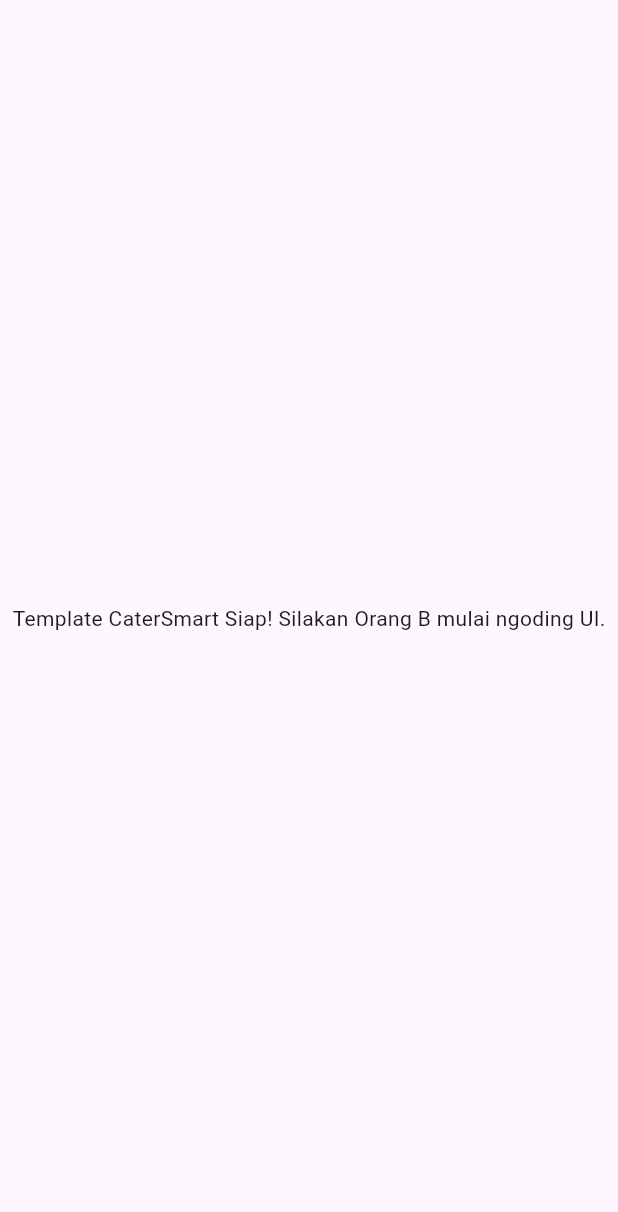
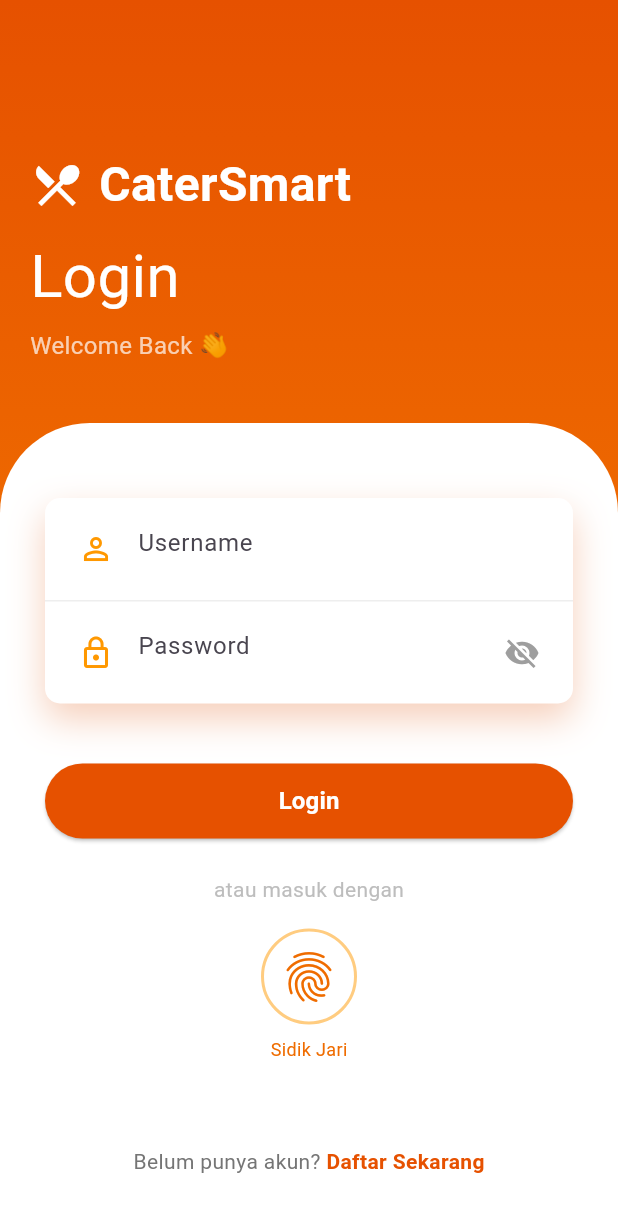
Before and after one commit to HontoniWakaran/Tugas_TPM, a Flutter app: the screen it shows after launch, on a phone screen of 412 x 824 dp. Shown: the top 1212 px of the screen. Run offline on Flutter 3.47's test engine with Material 3 defaults, Android fonts, the phone set to English and light mode, and no system bars; our stand-ins replace animate_do, flutter_secure_storage, hive_flutter; accounts and stored records are empty.

Commit message:
Add files via upload

```diff
--- a/lib/main.dart
+++ b/lib/main.dart
@@ -1,12 +1,11 @@
 import 'package:flutter/material.dart';
-import 'package:hive_flutter/hive_flutter.dart'; // Import Hive
+import 'package:hive_flutter/hive_flutter.dart';
+import 'pages/login_page.dart';
 
 void main() async {
   WidgetsFlutterBinding.ensureInitialized();
-
   await Hive.initFlutter();
   await Hive.openBox('cart_box');
-
   runApp(const CaterSmartApp());
 }
 
@@ -17,16 +16,11 @@
   Widget build(BuildContext context) {
     return MaterialApp(
       title: 'CaterSmart',
+      debugShowCheckedModeBanner: false,
       theme: ThemeData(
-        primarySwatch: Colors.orange, // Tema warna dasar katering
+        primarySwatch: Colors.orange,
       ),
-      home: const Scaffold(
-        body: Center(
-          child: Text(
-            "Template CaterSmart Siap! Silakan Orang B mulai ngoding UI.",
-          ),
-        ),
-      ),
+      home: const LoginPage(), // 👈 Sudah diganti
     );
   }
 }
--- /dev/null
+++ b/lib/pages/login_page.dart
@@ -0,0 +1,305 @@
+import 'package:animate_do/animate_do.dart';
+import 'package:flutter/material.dart';
+import 'register_page.dart';
+
+class LoginPage extends StatefulWidget {
+  const LoginPage({super.key});
+
+  @override
+  State<LoginPage> createState() => _LoginPageState();
+}
+
+class _LoginPageState extends State<LoginPage> {
+  final TextEditingController _unameController = TextEditingController();
+  final TextEditingController _passwordController = TextEditingController();
+  bool _obscurePassword = true;
+
+  @override
+  void dispose() {
+    _unameController.dispose();
+    _passwordController.dispose();
+    super.dispose();
+  }
+
+  @override
+  Widget build(BuildContext context) {
+    return Scaffold(
+      body: Container(
+        width: double.infinity,
+        height: double.infinity,
+        decoration: BoxDecoration(
+          gradient: LinearGradient(
+            begin: Alignment.topCenter,
+            end: Alignment.bottomCenter,
+            colors: [
+              Colors.orange.shade900,
+              Colors.orange.shade800,
+              Colors.orange.shade400,
+            ],
+          ),
+        ),
+        child: SingleChildScrollView(
+          child: ConstrainedBox(
+            constraints: BoxConstraints(
+              minHeight: MediaQuery.of(context).size.height,
+            ),
+            child: IntrinsicHeight(
+              child: Column(
+                crossAxisAlignment: CrossAxisAlignment.start,
+                children: [
+                  const SizedBox(height: 80),
+
+                  // Header
+                  Padding(
+                    padding: const EdgeInsets.all(20),
+                    child: Column(
+                      crossAxisAlignment: CrossAxisAlignment.start,
+                      children: [
+                        FadeInUp(
+                          duration: const Duration(milliseconds: 1000),
+                          child: Row(
+                            children: const [
+                              Icon(Icons.restaurant_menu,
+                                  color: Colors.white, size: 36),
+                              SizedBox(width: 10),
+                              Text(
+                                "CaterSmart",
+                                style: TextStyle(
+                                  color: Colors.white,
+                                  fontSize: 32,
+                                  fontWeight: FontWeight.bold,
+                                ),
+                              ),
+                            ],
+                          ),
+                        ),
+                        const SizedBox(height: 10),
+                        FadeInUp(
+                          duration: const Duration(milliseconds: 1200),
+                          child: const Text(
+                            "Login",
+                            style: TextStyle(
+                                color: Colors.white, fontSize: 40),
+                          ),
+                        ),
+                        const SizedBox(height: 6),
+                        FadeInUp(
+                          duration: const Duration(milliseconds: 1300),
+                          child: const Text(
+                            "Welcome Back 👋",
+                            style: TextStyle(
+                                color: Colors.white70, fontSize: 16),
+                          ),
+                        ),
+                      ],
+                    ),
+                  ),
+
+                  const SizedBox(height: 20),
+
+                  // Form card — Expanded mengisi sisa layar
+                  Expanded(
+                    child: Container(
+                      width: double.infinity,
+                      decoration: const BoxDecoration(
+                        color: Colors.white,
+                        borderRadius: BorderRadius.only(
+                          topLeft: Radius.circular(60),
+                          topRight: Radius.circular(60),
+                        ),
+                      ),
+                      padding: const EdgeInsets.fromLTRB(30, 50, 30, 30),
+                      child: Column(
+                        crossAxisAlignment: CrossAxisAlignment.center,
+                        children: [
+                          // Input fields
+                          FadeInUp(
+                            duration: const Duration(milliseconds: 1400),
+                            child: Container(
+                              decoration: BoxDecoration(
+                                color: Colors.white,
+                                borderRadius: BorderRadius.circular(10),
+                                boxShadow: const [
+                                  BoxShadow(
+                                    color: Color.fromRGBO(225, 95, 27, .3),
+                                    blurRadius: 20,
+                                    offset: Offset(0, 10),
+                                  ),
+                                ],
+                              ),
+                              child: Column(
+                                children: [
+                                  // Username
+                                  Container(
+                                    padding: const EdgeInsets.all(10),
+                                    decoration: BoxDecoration(
+                                      border: Border(
+                                        bottom: BorderSide(
+                                            color: Colors.grey.shade200),
+                                      ),
+                                    ),
+                                    child: TextField(
+                                      controller: _unameController,
+                                      decoration: const InputDecoration(
+                                        hintText: "Username",
+                                        prefixIcon: Icon(
+                                            Icons.person_outline,
+                                            color: Colors.orange),
+                                        border: InputBorder.none,
+                                      ),
+                                    ),
+                                  ),
+                                  // Password
+                                  Container(
+                                    padding: const EdgeInsets.all(10),
+                                    child: TextField(
+                                      controller: _passwordController,
+                                      obscureText: _obscurePassword,
+                                      decoration: InputDecoration(
+                                        hintText: "Password",
+                                        prefixIcon: const Icon(
+                                            Icons.lock_outline,
+                                            color: Colors.orange),
+                                        suffixIcon: IconButton(
+                                          icon: Icon(
+                                            _obscurePassword
+                                                ? Icons.visibility_off
+                                                : Icons.visibility,
+                                            color: Colors.grey,
+                                          ),
+                                          onPressed: () => setState(() =>
+                                              _obscurePassword =
+                                                  !_obscurePassword),
+                                        ),
+                                        border: InputBorder.none,
+                                      ),
+                                    ),
+                                  ),
+                                ],
+                              ),
+                            ),
+                          ),
+
+                          const SizedBox(height: 40),
+
+                          // Tombol Login
+                          FadeInUp(
+                            duration: const Duration(milliseconds: 1600),
+                            child: SizedBox(
+                              width: double.infinity,
+                              height: 50,
+                              child: ElevatedButton(
+                                onPressed: () {
+                                  // TODO: hubungkan ke logic login
+                                },
+                                style: ElevatedButton.styleFrom(
+                                  backgroundColor: Colors.orange[900],
+                                  shape: RoundedRectangleBorder(
+                                    borderRadius: BorderRadius.circular(50),
+                                  ),
+                                ),
+                                child: const Text(
+                                  "Login",
+                                  style: TextStyle(
+                                    color: Colors.white,
+                                    fontWeight: FontWeight.bold,
+                                    fontSize: 16,
+                                  ),
+                                ),
+                              ),
+                            ),
+                          ),
+
+                          const SizedBox(height: 24),
+
+                          // Sidik Jari
+                          FadeInUp(
+                            duration: const Duration(milliseconds: 1700),
+                            child: Column(
+                              children: [
+                                Text(
+                                  "atau masuk dengan",
+                                  style:
+                                      TextStyle(color: Colors.grey.shade400),
+                                ),
+                                const SizedBox(height: 16),
+                                GestureDetector(
+                                  onTap: () {
+                                    // TODO: hubungkan ke fingerprint page
+                                  },
+                                  child: Container(
+                                    width: 64,
+                                    height: 64,
+                                    decoration: BoxDecoration(
+                                      shape: BoxShape.circle,
+                                      border: Border.all(
+                                          color: Colors.orange.shade200,
+                                          width: 2),
+                                    ),
+                                    child: Icon(
+                                      Icons.fingerprint,
+                                      size: 40,
+                                      color: Colors.orange.shade800,
+                                    ),
+                                  ),
+                                ),
+                                const SizedBox(height: 8),
+                                Text(
+                                  "Sidik Jari",
+                                  style: TextStyle(
+                                    color: Colors.orange.shade800,
+                                    fontSize: 12,
+                                  ),
+                                ),
+                              ],
+                            ),
+                          ),
+
+                          const Spacer(),
+
+                          // Link ke Register
+                          FadeInUp(
+                            duration: const Duration(milliseconds: 1800),
+                            child: Row(
+                              mainAxisAlignment: MainAxisAlignment.center,
+                              children: [
+                                Text(
+                                  "Belum punya akun? ",
+                                  style:
+                                      TextStyle(color: Colors.grey.shade600),
+                                ),
+                                GestureDetector(
+                                  onTap: () {
+                                    Navigator.push(
+                                      context,
+                                      MaterialPageRoute(
+                                        builder: (_) => const RegisterPage(),
+                                      ),
+                                    );
+                                  },
+                                  child: Text(
+                                    "Daftar Sekarang",
+                                    style: TextStyle(
+                                      color: Colors.orange.shade900,
+                                      fontWeight: FontWeight.bold,
+                                    ),
+                                  ),
+                                ),
+                              ],
+                            ),
+                          ),
+
+                          const SizedBox(height: 10),
+                        ],
+                      ),
+                    ),
+                  ),
+                ],
+              ),
+            ),
+          ),
+        ),
+      ),
+    );
+  }
+}
```
Also changed, not shown: lib/pages/register_page.dart (added, +275 -0 lines), lib/animate_do.dart (added).
